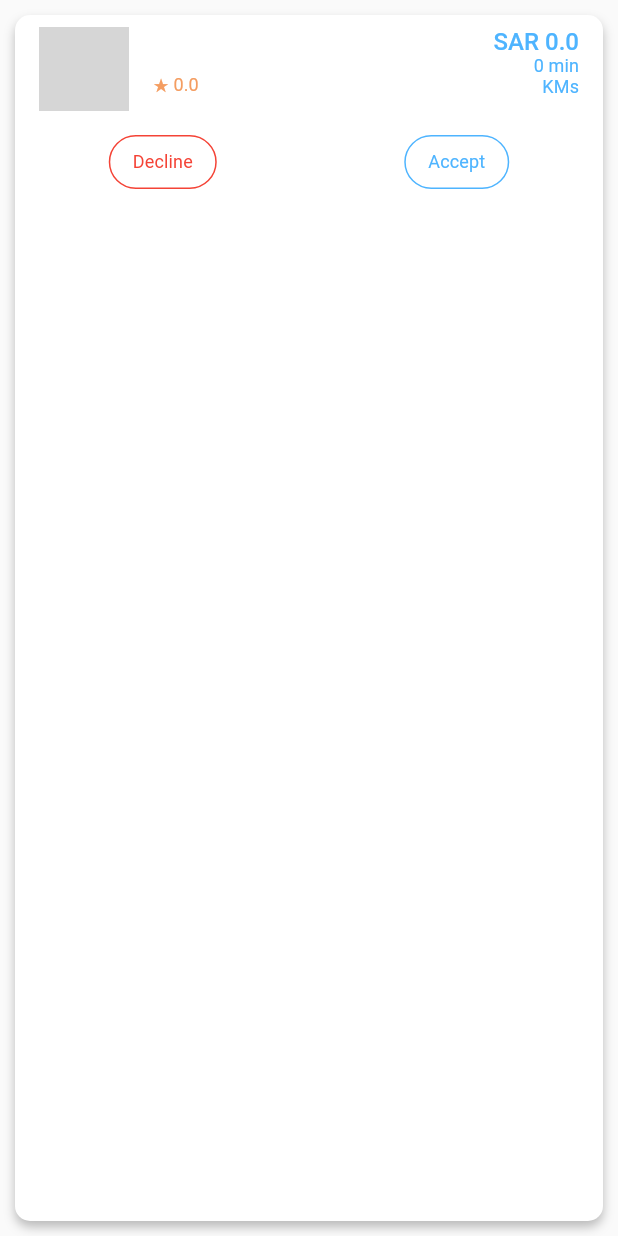
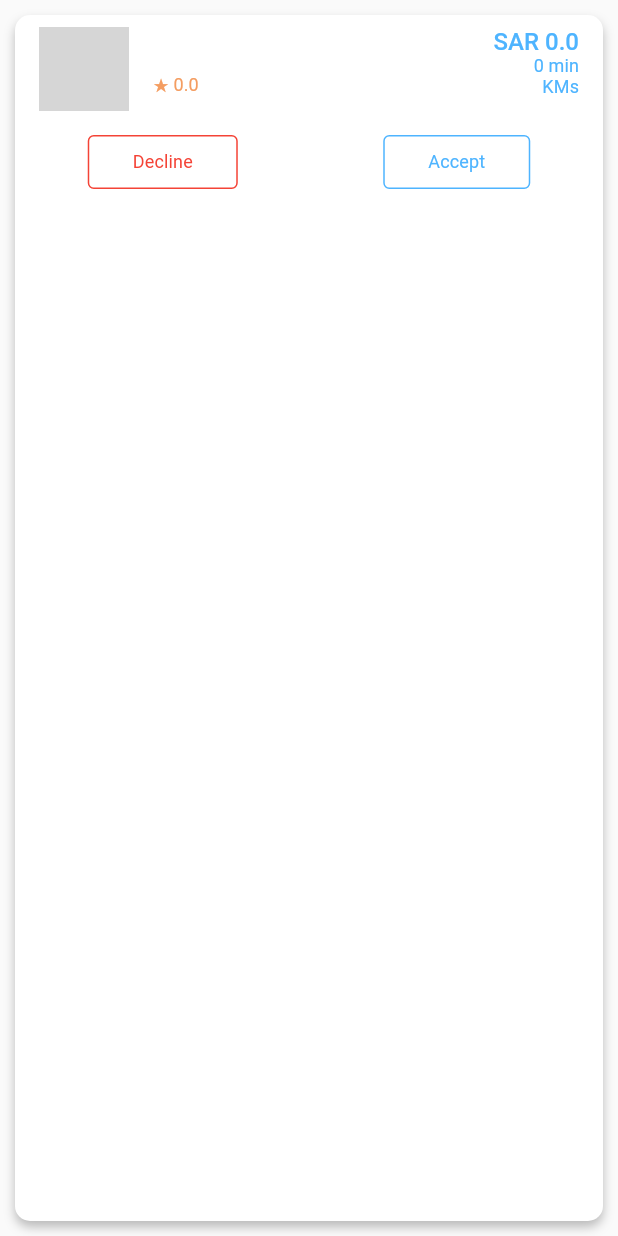
Before and after one commit to mahmoudsalah37/toast_app, a Flutter app: the DriverOffersItemWidget widget shown alone on an empty page, opened directly with empty values, on a phone screen of 412 x 824 dp. Run offline on Flutter 3.47's test engine with Material 2 defaults, Android fonts, the phone set to English and light mode, and no system bars; our stand-ins replace auto_size_text, badges, cached_network_image, dartz, dio, file_picker and 18 more; missing offline and left inert: direct_select_flutter, flutter_card_swipper, laravel_echo; grey boxes are pictures that could not be loaded.

Commit message:
button diver

```diff
--- a/lib/modules/shopping_cart/widget/driver_request_item_widget.dart
+++ b/lib/modules/shopping_cart/widget/driver_request_item_widget.dart
@@ -51,8 +51,10 @@ class DriverOffersItemWidget extends StatelessWidget {
                 onPressed: onTapDecline,
                 style: OutlinedButton.styleFrom(
                   backgroundColor: Colors.white,
+                  padding:
+                      const EdgeInsets.symmetric(vertical: 8, horizontal: 30),
                   side: BorderSide(color: Colors.red),
-                  shape: StadiumBorder(),
+                  // shape: StadiumBorder(),
                 ),
                 child: Text('Decline',
                     style:
@@ -61,9 +63,11 @@ class DriverOffersItemWidget extends StatelessWidget {
               OutlinedButton(
                 onPressed: onTapAccept,
                 style: OutlinedButton.styleFrom(
+                  padding:
+                      const EdgeInsets.symmetric(vertical: 8, horizontal: 30),
                   backgroundColor: Colors.white,
                   side: BorderSide(color: CustomColors.blueLightColor),
-                  shape: StadiumBorder(),
+                  // shape: StadiumBorder(),
                 ),
                 child: Text('Accept', style: theme.textTheme.subtitle2),
               ),
```
Also changed, not shown: lib/src/styles.dart (+4 -3 lines).
